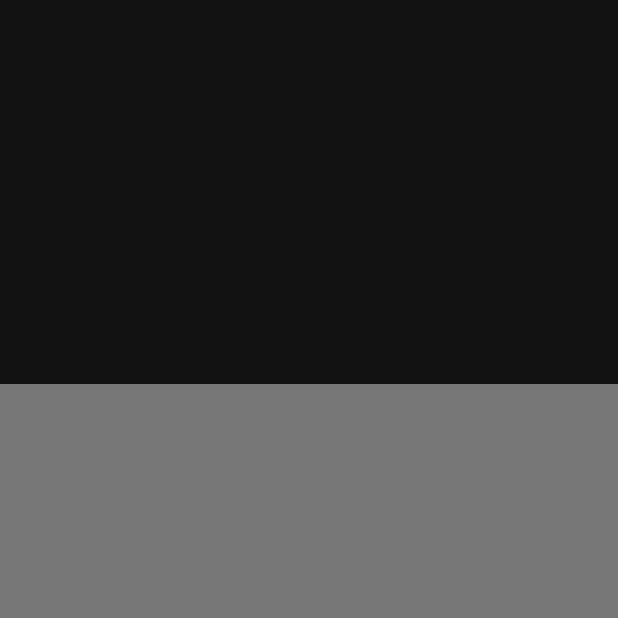
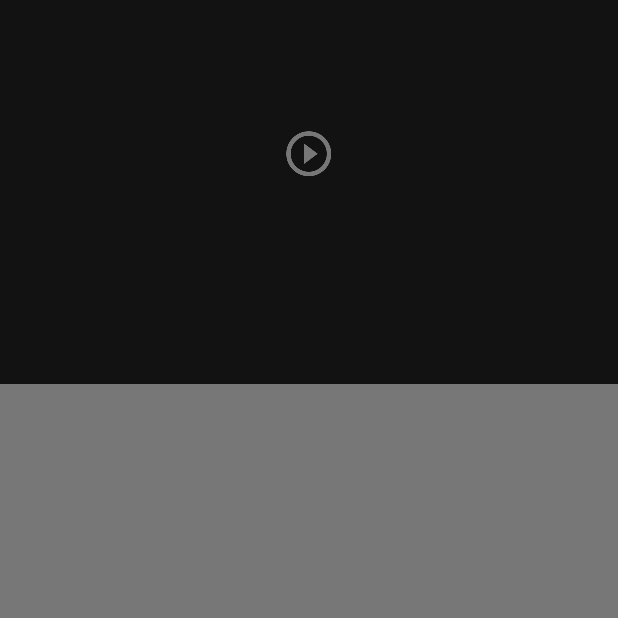
Before and after one commit to ivanisidrowu/TvEnthusiast, an Android app: the DetailFragment screen opened directly, with no data from a screen before it, on a phone screen of 412 x 824 dp, the top half of it. Run offline under Robolectric (Android 15) with nearby library versions, the phone set to English and light mode, and no system bars; our stand-ins replace ButterKnife, Dagger/Hilt's generated code; libraries missing offline, so code that uses them is left out: android.support.v7, com.daimajia.androidanimations, com.github.florent37.glidepalette, com.squareup.okhttp, de.greenrobot.event and 3 more; pictures from the network do not load; 3 statements that could not run were skipped.

Commit message:
[Add] play trailer function

```diff
--- a/app/src/main/res/layout-sw600dp/fragment_detail.xml
+++ b/app/src/main/res/layout-sw600dp/fragment_detail.xml
@@ -32,6 +32,16 @@
                 android:layout_height="match_parent"
                 android:fitsSystemWindows="true"
                 app:layout_collapseMode="parallax" />
+
+            <ImageView
+                android:id="@+id/toolbar_play"
+                android:layout_width="wrap_content"
+                android:layout_height="wrap_content"
+                android:layout_gravity="center"
+                android:background="@drawable/ic_toolbar_play_btn"
+                android:clickable="true"
+                android:fitsSystemWindows="true"
+                app:layout_collapseMode="parallax"/>
 
             <android.support.v7.widget.Toolbar
                 android:id="@+id/toolbar"
--- a/app/src/main/res/layout/fragment_detail.xml
+++ b/app/src/main/res/layout/fragment_detail.xml
@@ -32,6 +32,16 @@
                 android:layout_height="match_parent"
                 android:fitsSystemWindows="true"
                 app:layout_collapseMode="parallax" />
+
+            <ImageView
+                android:id="@+id/toolbar_play"
+                android:layout_width="wrap_content"
+                android:layout_height="wrap_content"
+                android:layout_gravity="center"
+                android:background="@drawable/ic_toolbar_play_btn"
+                android:clickable="true"
+                android:fitsSystemWindows="true"
+                app:layout_collapseMode="parallax"/>
 
             <android.support.v7.widget.Toolbar
                 android:id="@+id/toolbar"
```
Also changed, not shown: app/src/main/java/tw/invictus/tventhusiast/util/IntentUtil.java (+8 -0 lines), app/src/main/java/tw/invictus/tventhusiast/view/fragment/DetailFragment.java (+7 -0 lines).
